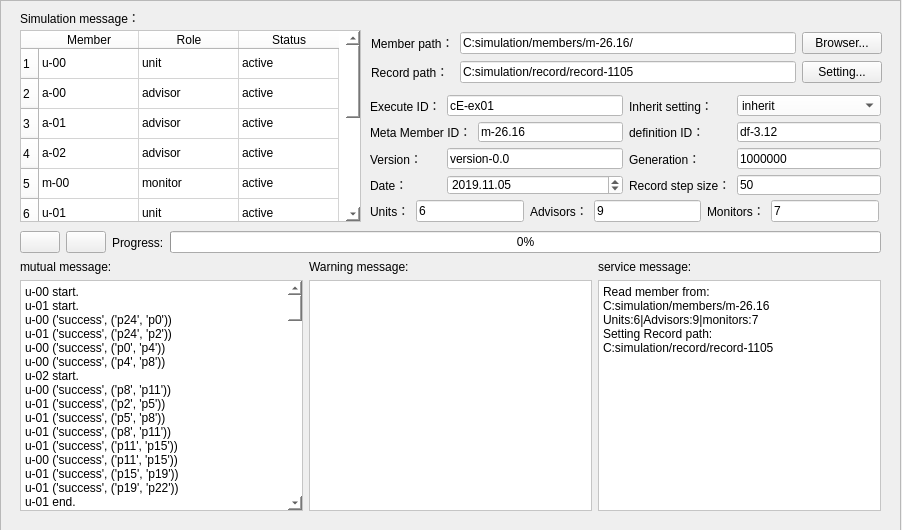
Before: the Qt Designer form UI/coEvolution_child.ui in ANiMA931/simulation_execution_monitoring, drawn with Qt 5.
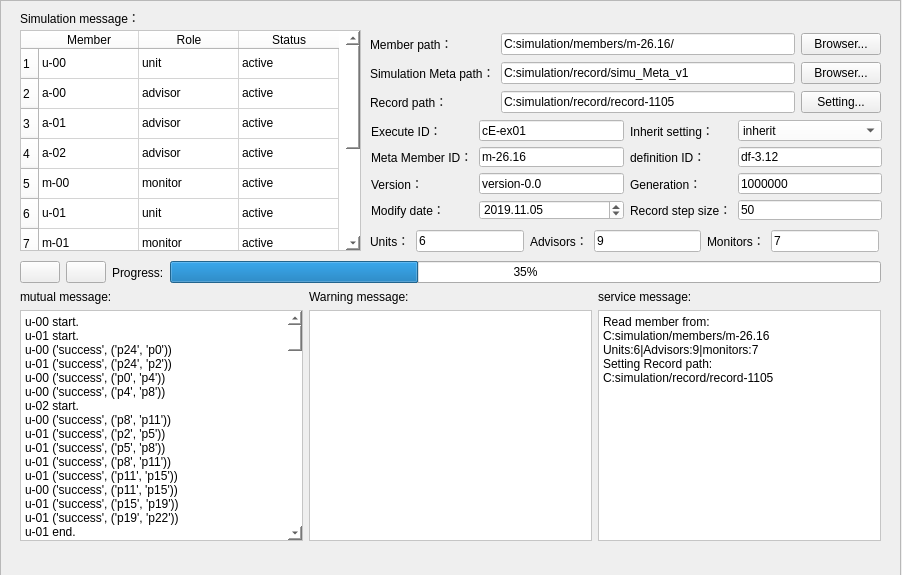
After: the same form once the commit is applied. Icons and pictures are not drawn.

Diff of the .ui file:
```diff
--- a/UI/coEvolution_child.ui
+++ b/UI/coEvolution_child.ui
@@ -7,7 +7,7 @@
     <x>0</x>
     <y>0</y>
     <width>902</width>
-    <height>530</height>
+    <height>575</height>
    </rect>
   </property>
   <property name="windowTitle">
@@ -54,7 +54,7 @@
     <property name="geometry">
      <rect>
       <x>20</x>
-      <y>230</y>
+      <y>260</y>
       <width>861</width>
       <height>25</height>
      </rect>
@@ -102,7 +102,7 @@
      <item>
       <widget class="QProgressBar" name="exe_progress_bar">
        <property name="value">
-        <number>0</number>
+        <number>35</number>
        </property>
       </widget>
      </item>
@@ -114,7 +114,7 @@
       <x>20</x>
       <y>30</y>
       <width>341</width>
-      <height>192</height>
+      <height>221</height>
      </rect>
     </property>
     <property name="styleSheet">
@@ -356,73 +356,11 @@
      </property>
     </item>
    </widget>
-   <widget class="QWidget" name="layoutWidget">
-    <property name="geometry">
-     <rect>
-      <x>371</x>
-      <y>31</y>
-      <width>511</width>
-      <height>54</height>
-     </rect>
-    </property>
-    <layout class="QGridLayout" name="gridLayout">
-     <item row="0" column="0">
-      <widget class="QLabel" name="units_dir_label">
-       <property name="text">
-        <string>Member path：</string>
-       </property>
-      </widget>
-     </item>
-     <item row="0" column="1">
-      <widget class="QLineEdit" name="units_dir_path">
-       <property name="styleSheet">
-        <string notr="true">background-color: rgb(255, 255, 255);
-</string>
-       </property>
-       <property name="text">
-        <string>C:simulation/members/m-26.16/</string>
-       </property>
-      </widget>
-     </item>
-     <item row="0" column="2">
-      <widget class="QPushButton" name="units_filedialog_btn">
-       <property name="text">
-        <string>Browser...</string>
-       </property>
-      </widget>
-     </item>
-     <item row="1" column="0">
-      <widget class="QLabel" name="record_dir_label">
-       <property name="text">
-        <string>Record path：</string>
-       </property>
-      </widget>
-     </item>
-     <item row="1" column="1">
-      <widget class="QLineEdit" name="record_dir_path">
-       <property name="styleSheet">
-        <string notr="true">background-color: rgb(255, 255, 255);
-</string>
-       </property>
-       <property name="text">
-        <string>C:simulation/record/record-1105</string>
-       </property>
-      </widget>
-     </item>
-     <item row="1" column="2">
-      <widget class="QPushButton" name="record_filedialog_btn">
-       <property name="text">
-        <string>Setting...</string>
-       </property>
-      </widget>
-     </item>
-    </layout>
-   </widget>
    <widget class="QWidget" name="layoutWidget_3">
     <property name="geometry">
      <rect>
       <x>20</x>
-      <y>260</y>
+      <y>290</y>
       <width>861</width>
       <height>251</height>
      </rect>
@@ -1411,11 +1349,11 @@
      </item>
     </layout>
    </widget>
-   <widget class="QWidget" name="">
+   <widget class="QWidget" name="layoutWidget">
     <property name="geometry">
      <rect>
       <x>370</x>
-      <y>200</y>
+      <y>230</y>
       <width>509</width>
       <height>22</height>
      </rect>
@@ -1477,11 +1415,11 @@
      </item>
     </layout>
    </widget>
-   <widget class="QWidget" name="">
+   <widget class="QWidget" name="layoutWidget">
     <property name="geometry">
      <rect>
-      <x>370</x>
-      <y>95</y>
+      <x>371</x>
+      <y>120</y>
       <width>511</width>
       <height>100</height>
      </rect>
@@ -1494,7 +1432,7 @@
        </property>
       </widget>
      </item>
-     <item row="0" column="1" colspan="2">
+     <item row="0" column="1">
       <widget class="QLineEdit" name="se_ID_edit">
        <property name="styleSheet">
         <string notr="true">background-color: rgb(255, 255, 255);
@@ -1505,14 +1443,14 @@
        </property>
       </widget>
      </item>
-     <item row="0" column="3">
+     <item row="0" column="2">
       <widget class="QLabel" name="result_handle_label">
        <property name="text">
         <string>Inherit setting：</string>
        </property>
       </widget>
      </item>
-     <item row="0" column="4">
+     <item row="0" column="3">
       <widget class="QComboBox" name="result_handle_combobox">
        <property name="styleSheet">
         <string notr="true">background-color: rgb(255, 255, 255);
@@ -1530,14 +1468,14 @@
        </item>
       </widget>
      </item>
-     <item row="1" column="0" colspan="2">
+     <item row="1" column="0">
       <widget class="QLabel" name="se_ID_label_2">
        <property name="text">
         <string>Meta Member ID：</string>
        </property>
       </widget>
      </item>
-     <item row="1" column="2">
+     <item row="1" column="1">
       <widget class="QLineEdit" name="se_ID_edit_5">
        <property name="styleSheet">
         <string notr="true">background-color: rgb(255, 255, 255);
@@ -1548,14 +1486,14 @@
        </property>
       </widget>
      </item>
-     <item row="1" column="3">
+     <item row="1" column="2">
       <widget class="QLabel" name="se_ID_label_3">
        <property name="text">
         <string>definition ID：</string>
        </property>
       </widget>
      </item>
-     <item row="1" column="4">
+     <item row="1" column="3">
       <widget class="QLineEdit" name="se_ID_edit_6">
        <property name="styleSheet">
         <string notr="true">background-color: rgb(255, 255, 255);
@@ -1573,7 +1511,7 @@
        </property>
       </widget>
      </item>
-     <item row="2" column="1" colspan="2">
+     <item row="2" column="1">
       <widget class="QLineEdit" name="version_edit">
        <property name="styleSheet">
         <string notr="true">background-color: rgb(255, 255, 255);
@@ -1584,14 +1522,14 @@
        </property>
       </widget>
      </item>
-     <item row="2" column="3">
+     <item row="2" column="2">
       <widget class="QLabel" name="generation_label">
        <property name="text">
         <string>Generation：</string>
        </property>
       </widget>
      </item>
-     <item row="2" column="4">
+     <item row="2" column="3">
       <widget class="QLineEdit" name="generation_lineEdit">
        <property name="styleSheet">
         <string notr="true">background-color: rgb(255, 255, 255);</string>
@@ -1604,11 +1542,11 @@
      <item row="3" column="0">
       <widget class="QLabel" name="modify_date_label">
        <property name="text">
-        <string>Date：</string>
+        <string>Modify date：</string>
        </property>
       </widget>
      </item>
-     <item row="3" column="1" colspan="2">
+     <item row="3" column="1">
       <widget class="QDateEdit" name="modify_dateEdit">
        <property name="styleSheet">
         <string notr="true">background-color: rgb(255, 255, 255);
@@ -1629,14 +1567,14 @@
        </property>
       </widget>
      </item>
-     <item row="3" column="3">
+     <item row="3" column="2">
       <widget class="QLabel" name="step_size_label">
        <property name="text">
         <string>Record step size：</string>
        </property>
       </widget>
      </item>
-     <item row="3" column="4">
+     <item row="3" column="3">
       <widget class="QLineEdit" name="step_size_lineEdit">
        <property name="styleSheet">
         <string notr="true">background-color: rgb(255, 255, 255);
@@ -1649,6 +1587,93 @@
      </item>
     </layout>
    </widget>
+   <widget class="QWidget" name="layoutWidget">
+    <property name="geometry">
+     <rect>
+      <x>370</x>
+      <y>32</y>
+      <width>511</width>
+      <height>83</height>
+     </rect>
+    </property>
+    <layout class="QGridLayout" name="gridLayout">
+     <item row="0" column="0">
+      <widget class="QLabel" name="units_dir_label">
+       <property name="text">
+        <string>Member path：</string>
+       </property>
+      </widget>
+     </item>
+     <item row="0" column="1">
+      <widget class="QLineEdit" name="units_dir_path">
+       <property name="styleSheet">
+        <string notr="true">background-color: rgb(255, 255, 255);
+</string>
+       </property>
+       <property name="text">
+        <string>C:simulation/members/m-26.16/</string>
+       </property>
+      </widget>
+     </item>
+     <item row="0" column="2">
+      <widget class="QPushButton" name="units_filedialog_btn">
+       <property name="text">
+        <string>Browser...</string>
+       </property>
+      </widget>
+     </item>
+     <item row="1" column="0">
+      <widget class="QLabel" name="simu_meta_dir_label">
+       <property name="text">
+        <string>Simulation Meta path：</string>
+       </property>
+      </widget>
+     </item>
+     <item row="1" column="1">
+      <widget class="QLineEdit" name="simu_meta_dir_path">
+       <property name="styleSheet">
+        <string notr="true">background-color: rgb(255, 255, 255);
+</string>
+       </property>
+       <property name="text">
+        <string>C:simulation/record/simu_Meta_v1</string>
+       </property>
+      </widget>
+     </item>
+     <item row="1" column="2">
+      <widget class="QPushButton" name="simu_meta_filedialog_btn">
+       <property name="text">
+        <string>Browser...</string>
+       </property>
+      </widget>
+     </item>
+     <item row="2" column="0">
+      <widget class="QLabel" name="record_dir_label">
+       <property name="text">
+        <string>Record path：</string>
+       </property>
+      </widget>
+     </item>
+     <item row="2" column="1">
+      <widget class="QLineEdit" name="record_dir_path">
+       <property name="styleSheet">
+        <string notr="true">background-color: rgb(255, 255, 255);
+</string>
+       </property>
+       <property name="text">
+        <string>C:simulation/record/record-1105</string>
+       </property>
+      </widget>
+     </item>
+     <item row="2" column="2">
+      <widget class="QPushButton" name="record_filedialog_btn">
+       <property name="text">
+        <string>Setting...</string>
+       </property>
+      </widget>
+     </item>
+    </layout>
+   </widget>
   </widget>
  </widget>
  <resources>
```
